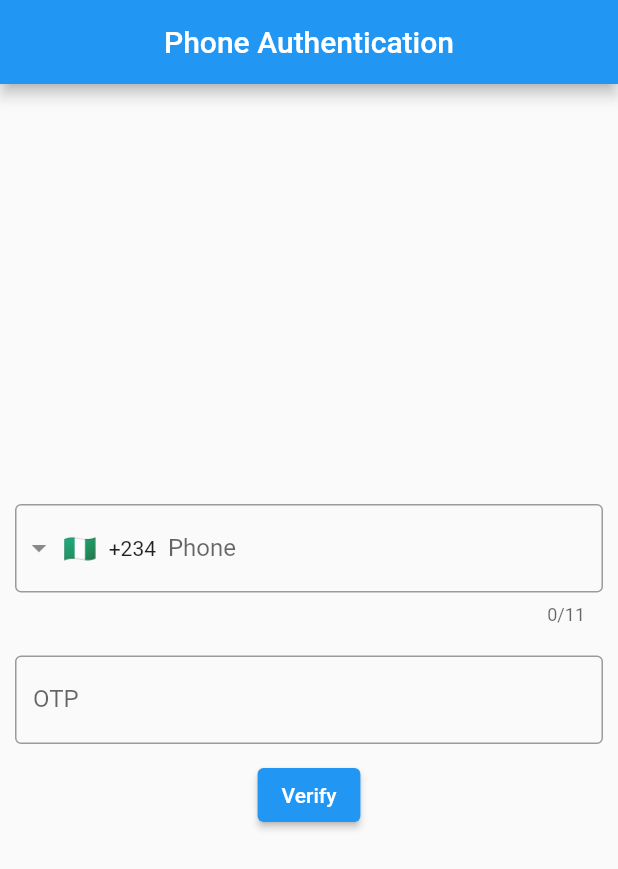
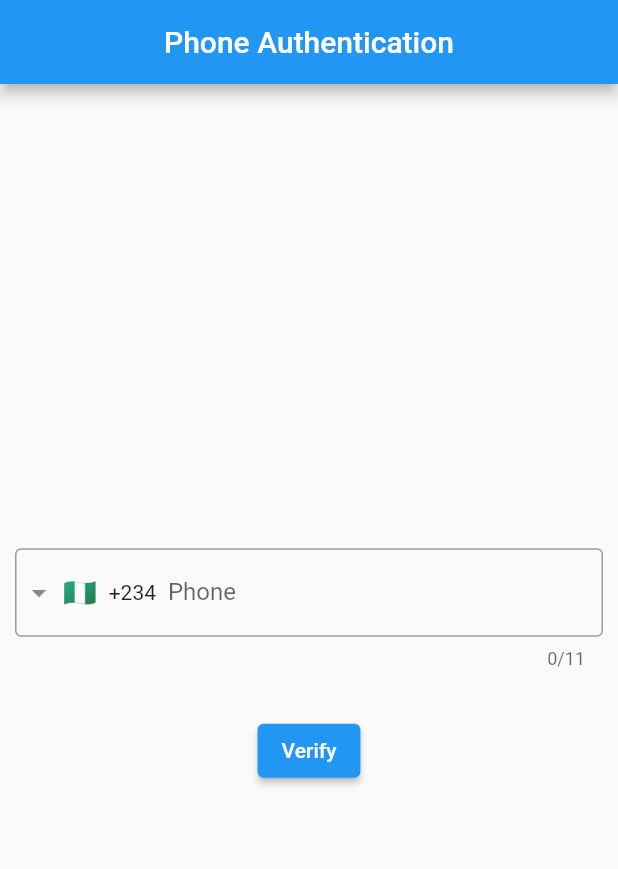
Before and after one commit to UcFlutter/Flutter-Phone-Authentication, a Flutter app: the screen it shows after launch, on a phone screen of 412 x 824 dp. Shown: the top 869 px of the screen. Run offline on Flutter 3.47's test engine with Material 2 defaults, Android fonts, the phone set to English and light mode, and no system bars; drawn by our look-alikes of intl_phone_field.

```diff
--- a/lib/main.dart
+++ b/lib/main.dart
@@ -16,6 +16,7 @@ class _MyAppState extends State<MyApp> {
 
   final TextEditingController phoneController = TextEditingController();
   String userNumber = '';
+  var otpFieldVisibility = false;
 
   @override
   Widget build(BuildContext context) {
@@ -46,13 +47,16 @@ class _MyAppState extends State<MyApp> {
                 },
               ),
             ),
-            const Padding(
-              padding: EdgeInsets.all(10.0),
-              child: TextField(
-                decoration: InputDecoration(
-                  hintText: 'OTP Code',
-                  labelText: 'OTP',
-                  border: OutlineInputBorder(),
+             Padding(
+              padding: const EdgeInsets.all(10.0),
+              child: Visibility(
+                visible: otpFieldVisibility,
+                child: const TextField(
+                  decoration: InputDecoration(
+                    hintText: 'OTP Code',
+                    labelText: 'OTP',
+                    border: OutlineInputBorder(),
+                  ),
                 ),
               ),
             ),
```
